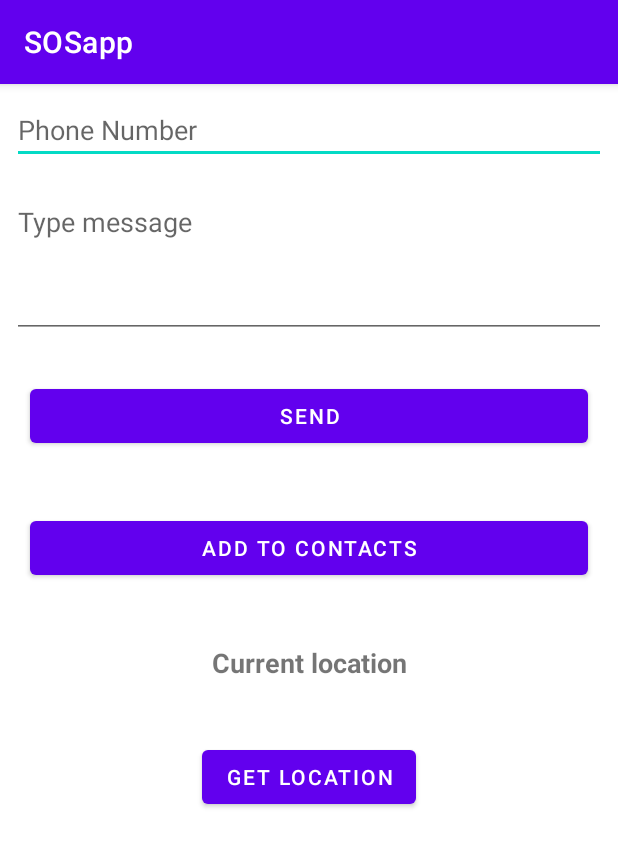
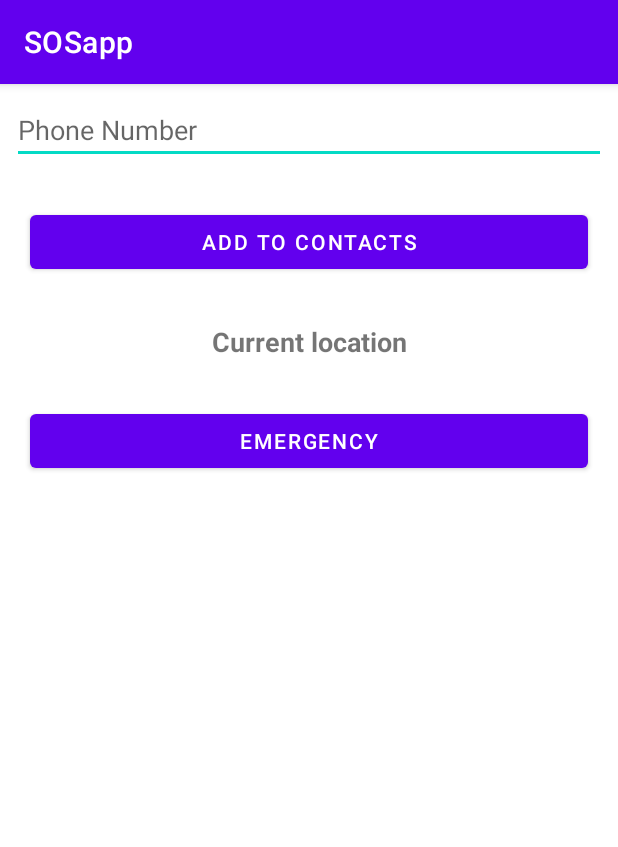
Before and after one commit to manhoosbilli1/SOSapp, an Android app: the screen it shows after launch (MainActivity), on a phone screen of 412 x 824 dp. Shown: the top 847 px of the screen. Run offline under Robolectric (Android 15) with nearby library versions, the phone set to English and light mode, and no system bars.

```diff
--- a/app/src/main/res/layout/activity_main.xml
+++ b/app/src/main/res/layout/activity_main.xml
@@ -15,23 +15,7 @@
         android:hint="Phone Number"
         />
 
-    <EditText
-        android:id="@+id/message"
-        android:layout_width="match_parent"
-        android:layout_height="100dp"
-        android:hint="Type message "
-        android:layout_margin="8dp"
-        android:gravity="top"
-        android:inputType="textLongMessage"
-        />
-    <Button
-        android:id="@+id/send"
-        android:layout_width="match_parent"
-        android:layout_height="wrap_content"
-        android:text="SEND"
-        android:layout_margin="20dp"
-        android:layout_gravity="center_horizontal"
-        />
+
 
     <Button
         android:id="@+id/addtocontacts"
@@ -47,15 +31,15 @@
         android:text="Current location"
         android:textSize="18sp"
         android:textStyle="bold"
-        android:layout_margin="20dp"
+        android:layout_margin="10dp"
         android:layout_gravity="center"
         android:textAlignment="center"/>
 
     <Button
         android:id="@+id/button_location"
-        android:layout_width="wrap_content"
+        android:layout_width="match_parent"
         android:layout_height="wrap_content"
-        android:text="Get location"
+        android:text="EMERGENCY"
         android:layout_margin="20dp"
         android:layout_gravity="center"/>
 
```
Also changed, not shown: app/src/main/java/com/example/sosapp/MainActivity.java (+51 -34 lines).
